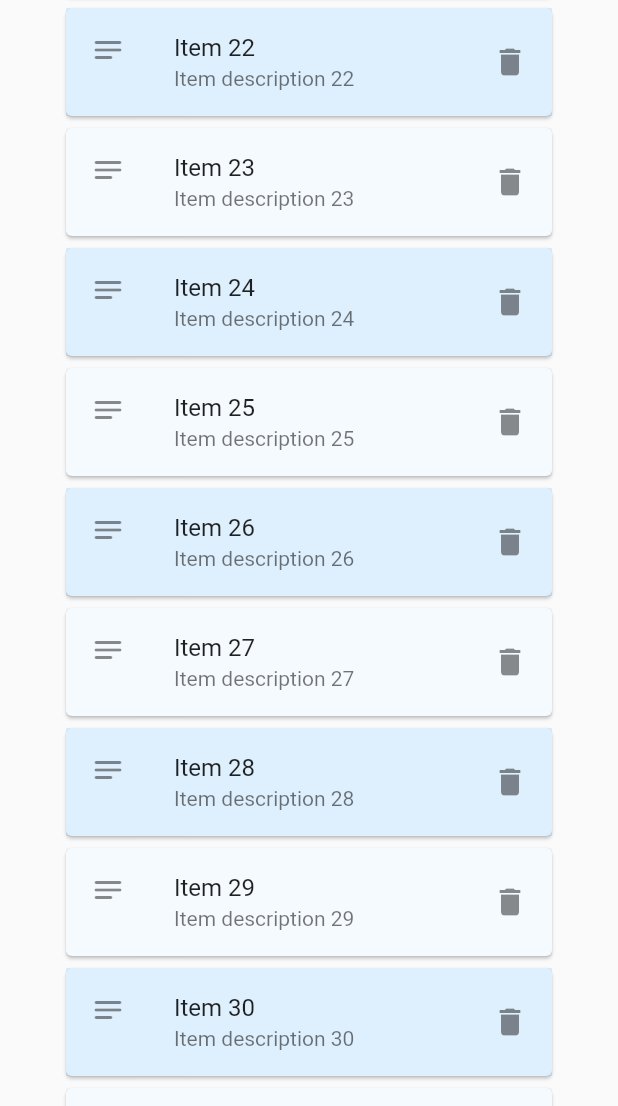
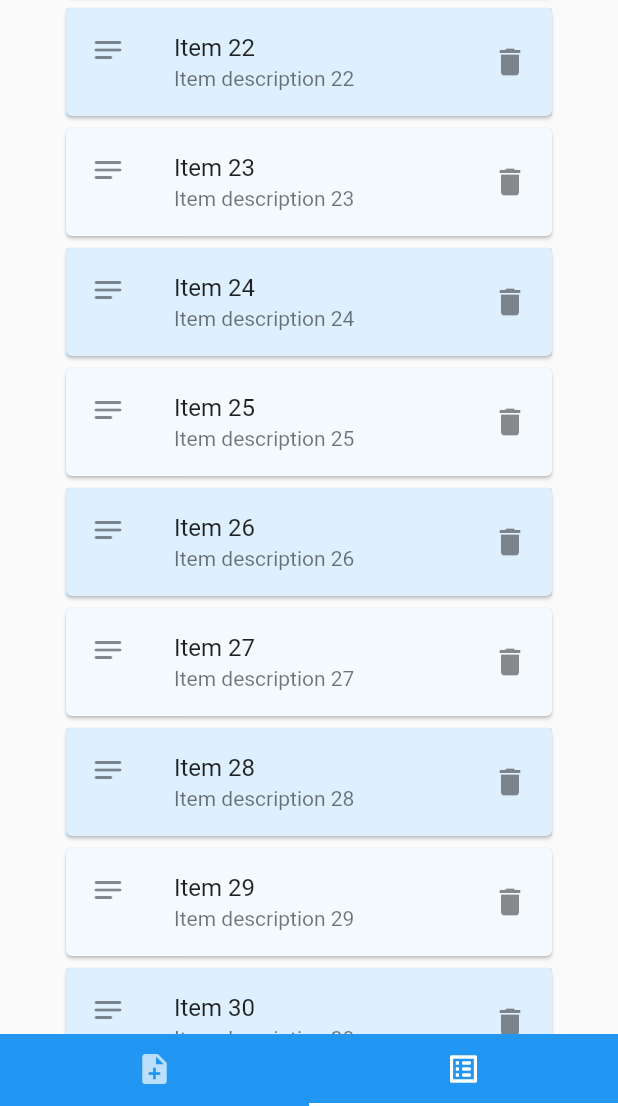
Before and after one commit to Flathz/flutterMindr, a Flutter app: the screen it shows after launch, scrolled down 1728 dp, on a phone screen of 412 x 824 dp, the part 130-1236 px from its top. Run offline on Flutter 3.47's test engine with Material 2 defaults, Android fonts, the phone set to English and light mode, and no system bars.

Commit message:
update, tab feature with listof notes on one side and soon to be addNewNote feature on the other

```diff
--- /dev/null
+++ b/lib/Tabs.dart
@@ -0,0 +1,32 @@
+import 'package:flutter/cupertino.dart';
+import 'package:flutter/material.dart';
+import 'package:flutter_app/ListOfNotesWidget.dart';
+
+class Tabs extends StatelessWidget {
+  @override
+  Widget build(BuildContext context) {
+    return DefaultTabController(
+      initialIndex: 1,
+      length: 2,
+      child: Scaffold(
+        bottomNavigationBar: Material(
+          color: Theme.of(context).colorScheme.primary,
+          child: TabBar(tabs: const <Widget>[
+            Tab(icon: Icon(Icons.note_add)),
+            Tab(icon: Icon(Icons.list_alt_rounded)),
+          ]),
+        ),
+        body: TabBarView(
+          children: <Widget>[
+            Center(
+              child: Text('Add a note'),
+            ),
+            Center(
+              child: ListOfNotesWidget(),
+            )
+          ],
+        ),
+      ),
+    );
+  }
+}
--- a/lib/main.dart
+++ b/lib/main.dart
@@ -1,8 +1,7 @@
 /// Flutter code sample for ReorderableListView
 
 import 'package:flutter/material.dart';
-
-import 'ListOfNotesWidget.dart';
+import 'package:flutter_app/Tabs.dart';
 
 void main() => runApp(MyApp());
 
@@ -14,9 +13,10 @@ class MyApp extends StatelessWidget {
   Widget build(BuildContext context) {
     return MaterialApp(
       title: _title,
+      color: Theme.of(context).colorScheme.primary,
       home: Scaffold(
         appBar: AppBar(title: const Text(_title)),
-        body: ListOfNotesWidget(),
+        body: Tabs(),
       ),
     );
   }
```
